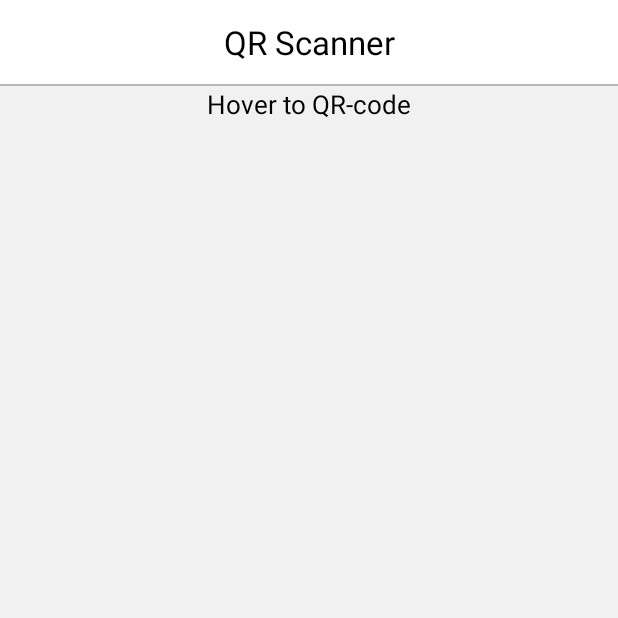
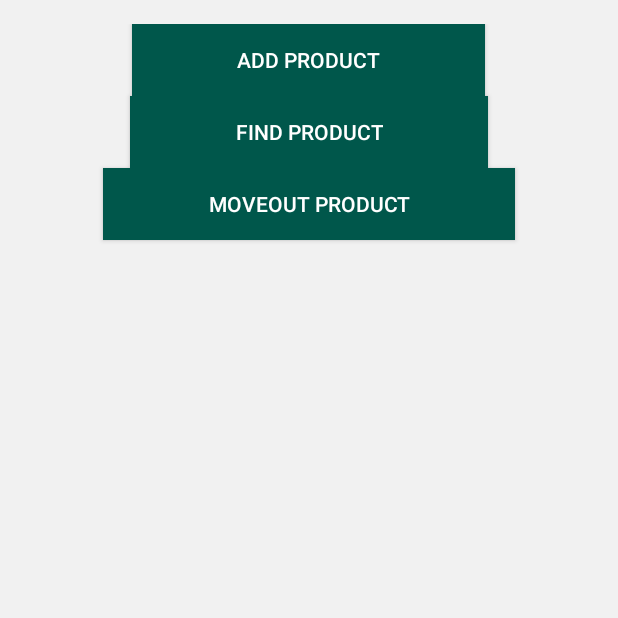
Before and after one commit to teamkaese/androidApp, an Android app: the screen it shows after launch (QRScannerActivity before the commit, MenuActivity after it), on a phone screen of 412 x 824 dp, the top half of it. Run offline under Robolectric (Android 15) with nearby library versions, the phone set to English and light mode, and no system bars.

Commit message:
New files added

```diff
--- a/Kaese/app/build.gradle
+++ b/Kaese/app/build.gradle
@@ -3,6 +3,7 @@ apply plugin: 'com.android.application'
 android {
     compileSdkVersion 26
     defaultConfig {
+
         applicationId "com.hackhb19.fawadjawaidmalik.teamkaese"
         minSdkVersion 18
         targetSdkVersion 26
@@ -36,6 +37,8 @@ dependencies {
     implementation 'com.android.support:cardview-v7:26.+'
     implementation 'com.jakewharton:butterknife:8.8.1'
     implementation 'me.dm7.barcodescanner:zxing:1.9.8'
+
     testImplementation 'junit:junit:4.12'
     annotationProcessor 'com.jakewharton:butterknife-compiler:8.8.1'
+
 }
--- /dev/null
+++ b/Kaese/app/src/main/java/com/hackhb19/fawadjawaidmalik/teamkaese/MenuActivity.java
@@ -0,0 +1,56 @@
+package com.hackhb19.fawadjawaidmalik.teamkaese;
+
+import android.content.Intent;
+import android.os.Bundle;
+import android.support.annotation.Nullable;
+import android.support.v7.app.AppCompatActivity;
+import android.view.MenuItem;
+import android.view.View;
+import android.widget.Button;
+
+public class MenuActivity extends AppCompatActivity {
+    @Override
+    public void onCreate(@Nullable Bundle savedInstanceState) {
+        super.onCreate(savedInstanceState);
+        setContentView(R.layout.menu_activity);
+
+
+        Button addbutton = findViewById(R.id.menuItem_add_button);
+        Button findbutton = findViewById(R.id.menuItem_find_button);
+        Button moveoutbutton = findViewById(R.id.menuItem_moveout_button);
+
+
+
+        addbutton.setOnClickListener(new View.OnClickListener() {
+            @Override
+            public void onClick(View view) {
+                Intent addItemIntent = new Intent(MenuActivity.this, QRScannerActivity.class);
+                startActivity(addItemIntent);
+
+
+
+            }
+
+        });
+        findbutton.setOnClickListener(new View.OnClickListener() {
+            @Override
+            public void onClick(View view) {
+                Intent addItemIntent = new Intent(MenuActivity.this, FindItemActivity.class);
+                startActivity(addItemIntent);
+                finish();
+            }
+        });
+        moveoutbutton.setOnClickListener(new View.OnClickListener() {
+            @Override
+            public void onClick(View view) {
+                Intent addItemIntent = new Intent(MenuActivity.this, MoveOutActivity.class);
+                startActivity(addItemIntent);
+                finish();
+            }
+        });
+
+
+
+
+    }
+}
--- /dev/null
+++ b/Kaese/app/src/main/res/layout/menu_activity.xml
@@ -0,0 +1,52 @@
+<?xml version="1.0" encoding="utf-8"?>
+
+<LinearLayout xmlns:android="http://schemas.android.com/apk/res/android"
+    xmlns:app="http://schemas.android.com/apk/res-auto"
+    android:layout_width="match_parent"
+    android:layout_height="match_parent"
+    android:background="@color/gray_bg"
+    android:orientation="vertical"
+    android:padding="16dp">
+
+
+    <Button
+        android:id="@+id/menuItem_add_button"
+        android:layout_width="wrap_content"
+        android:layout_height="wrap_content"
+        android:layout_gravity="center_horizontal"
+        android:background="@color/colorPrimaryDark"
+        android:elevation="4dp"
+
+        android:hapticFeedbackEnabled="true"
+        android:paddingLeft="70dp"
+        android:paddingRight="70dp"
+        android:text="@string/menuItem_add"
+        android:textColor="#fff" />
+
+    <Button
+        android:id="@+id/menuItem_find_button"
+        android:layout_width="wrap_content"
+        android:layout_height="wrap_content"
+        android:layout_gravity="center_horizontal"
+        android:background="@color/colorPrimaryDark"
+        android:elevation="4dp"
+        android:hapticFeedbackEnabled="true"
+        android:paddingLeft="70dp"
+        android:paddingRight="70dp"
+        android:text="@string/menuItem_find"
+        android:textColor="#fff" />
+
+    <Button
+        android:id="@+id/menuItem_moveout_button"
+        android:layout_width="wrap_content"
+        android:layout_height="wrap_content"
+        android:layout_gravity="center_horizontal"
+        android:background="@color/colorPrimaryDark"
+        android:elevation="4dp"
+        android:hapticFeedbackEnabled="true"
+        android:paddingLeft="70dp"
+        android:paddingRight="70dp"
+        android:text="@string/menuItem_moveout"
+        android:textColor="#fff" />
+
+</LinearLayout>
--- /dev/null
+++ b/Kaese/app/src/main/res/layout/moveout_activity.xml
@@ -0,0 +1,6 @@
+<?xml version="1.0" encoding="utf-8"?>
+<android.support.constraint.ConstraintLayout
+    xmlns:android="http://schemas.android.com/apk/res/android" android:layout_width="match_parent"
+    android:layout_height="match_parent">
+
+</android.support.constraint.ConstraintLayout>
--- a/Kaese/app/src/main/res/layout/activity_main.xml
+++ b/Kaese/app/src/main/res/layout/qrscan_activity.xml
@@ -13,31 +13,17 @@
         android:layout_width="match_parent"
         android:layout_height="?attr/actionBarSize">
 
-        <!--<android.support.v7.widget.AppCompatImageView
-            android:id="@+id/lightButton"
-            android:clickable="true"
-            android:layout_width="wrap_content"
-            android:layout_height="wrap_content"
-            android:layout_centerVertical="true"
-            android:layout_alignParentLeft="true"
-            android:onClick="qrActivityOnClickEvents"
-            android:layout_marginRight="16dp"
-            android:layout_marginLeft="16dp"
-            android:src="@drawable/ic_flash_on"
-            android:scaleType="centerCrop" />-->
 
         <com.hackhb19.fawadjawaidmalik.teamkaese.CustomWidgets.CustomTextView
             android:id="@+id/titleActionBar"
-            android:text="QR Scanner"
+            android:layout_width="match_parent"
+            android:layout_height="match_parent"
+            android:gravity="center"
+            android:text="Scan the Product"
+
             android:textColor="@android:color/black"
             android:textSize="22sp"
-            android:textStyle="bold"
-
-            android:layout_width="match_parent"
-            android:layout_height="match_parent"
-            android:gravity="center" />
-
-        <!--android:layout_toEndOf="@+id/lightButton"-->
+            android:textStyle="bold" />
 
 
     </RelativeLayout>
@@ -50,16 +36,17 @@
         android:layout_height="wrap_content">
 
         <com.hackhb19.fawadjawaidmalik.teamkaese.CustomWidgets.CustomTextView
-            android:text="@string/qr_hint"
-            android:textStyle="normal"
-            android:textColor="@android:color/black"
-            android:textAlignment="center"
+            android:id="@+id/QRCodeInfoid"
+            android:layout_width="match_parent"
+            android:layout_height="wrap_content"
             android:layout_marginLeft="16dp"
             android:layout_marginRight="16dp"
+            android:gravity="center_horizontal"
+            android:text="@string/qr_hint"
+            android:textAlignment="center"
+            android:textColor="@android:color/black"
             android:textSize="17sp"
-            android:gravity="center_horizontal"
-            android:layout_width="match_parent"
-            android:layout_height="wrap_content" />
+            android:textStyle="normal" />
 
     </RelativeLayout>
 
--- a/Kaese/app/src/main/res/values/strings.xml
+++ b/Kaese/app/src/main/res/values/strings.xml
@@ -1,4 +1,20 @@
 <resources>
     <string name="app_name">Kaese</string>
-    <string name="qr_hint">Hover to QR-code</string>
+    <string name="qr_hint">Place the code in the box</string>
+    <string name="exitbutton">Exit</string>
+    <string name="backbutton">Back</string>
+
+    <string name="add_item">Add Item</string>
+    <string name="add_description">Description</string>
+    <string name="addItem_name">Product</string>
+    <string name="addItem_SN">Storagenumber</string>
+    <string name="OK_button">OK</string>
+
+    <string name="searchItem_name">Name</string>
+    <string name="searchItem_button">Search</string>
+
+    <string name="menuItem_add">Add Product</string>
+    <string name="menuItem_find">Find Product</string>
+    <string name="menuItem_moveout">Moveout Product</string>
+
 </resources>
--- a/Kaese/build.gradle
+++ b/Kaese/build.gradle
@@ -7,7 +7,7 @@ buildscript {
 
     }
     dependencies {
-        classpath 'com.android.tools.build:gradle:3.4.1'
+        classpath 'com.android.tools.build:gradle:3.5.0'
 
         // NOTE: Do not place your application dependencies here; they belong
         // in the individual module build.gradle files
```
Also changed, not shown: Kaese/app/src/main/AndroidManifest.xml (+21 -2 lines), Kaese/app/src/main/java/com/hackhb19/fawadjawaidmalik/teamkaese/AddItemActivity.java (added, +107 -0 lines), Kaese/app/src/main/java/com/hackhb19/fawadjawaidmalik/teamkaese/FindItemActivity.java (added, +91 -0 lines), Kaese/app/src/main/java/com/hackhb19/fawadjawaidmalik/teamkaese/FoundProductActivity.java (added, +15 -0 lines), Kaese/app/src/main/java/com/hackhb19/fawadjawaidmalik/teamkaese/GlobalVar.java (added, +11 -0 lines), Kaese/app/src/main/java/com/hackhb19/fawadjawaidmalik/teamkaese/MoveOutActivity.java (added, +16 -0 lines), Kaese/app/src/main/java/com/hackhb19/fawadjawaidmalik/teamkaese/QRScannerActivity.java (+13 -51 lines), Kaese/app/src/main/res/layout/add_activity.xml (added, +84 -0 lines), Kaese/app/src/main/res/layout/custom_dialog.xml (+2 -25 lines), Kaese/app/src/main/res/layout/find_activity.xml (added, +54 -0 lines), Kaese/app/src/main/res/layout/foundproduct_activity.xml (added, +19 -0 lines), Kaese/app/src/main/res/drawable/dmkgroup.png (added), Kaese/gradle/wrapper/gradle-wrapper.properties.
